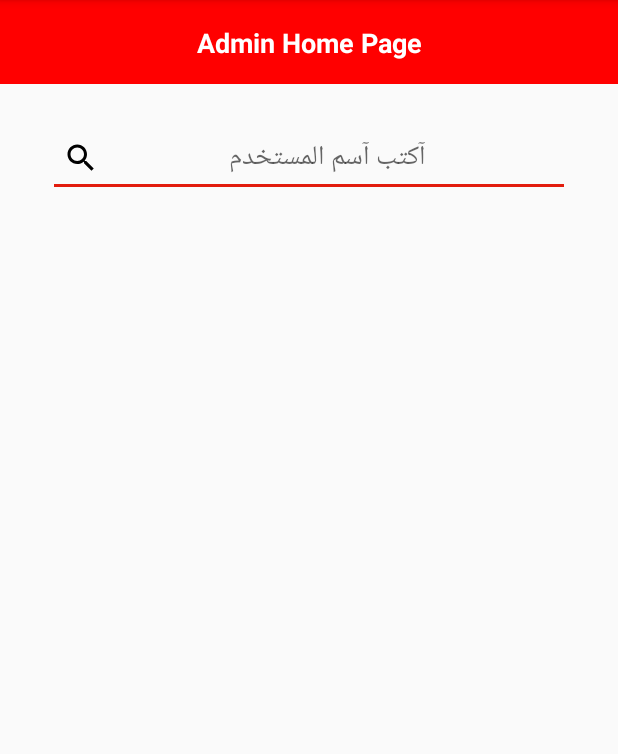
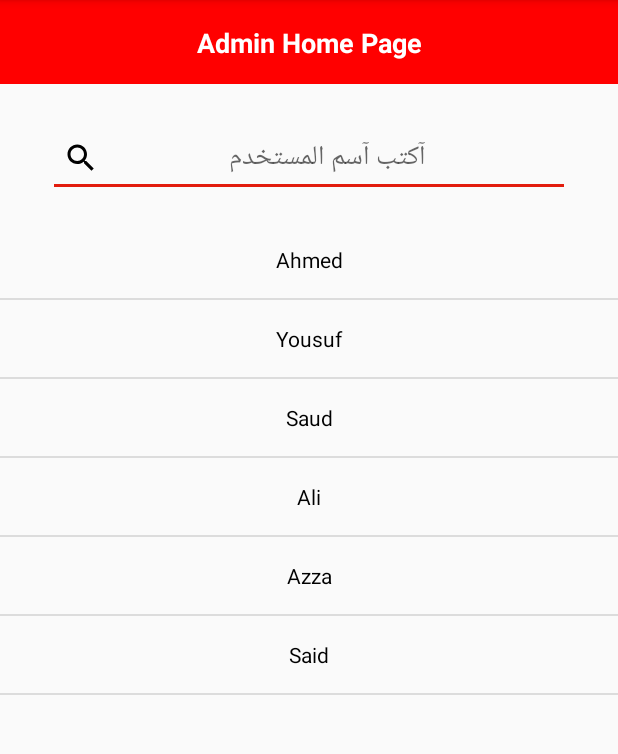
Before and after one commit to AlineJo/MyHealth, an Android app: the fragment AdminSearchFragment shown on its own in the app's theme, on a phone screen of 412 x 824 dp, the part 84-838 px from its top. Run offline under Robolectric (Android 15) with nearby library versions, the phone set to English and light mode, and no system bars.

Commit message:
+search admin +admin home

```diff
--- a/app/src/main/java/com/example/myhealth/activities/SideMenuActivity.java
+++ b/app/src/main/java/com/example/myhealth/activities/SideMenuActivity.java
@@ -14,6 +14,8 @@ import androidx.fragment.app.Fragment;
 import androidx.fragment.app.FragmentTransaction;
 
 import com.example.myhealth.R;
+import com.example.myhealth.fragments.AdminHomeFragment;
+import com.example.myhealth.fragments.AdminSearchFragment;
 import com.example.myhealth.fragments.ChallengeFragment;
 import com.example.myhealth.fragments.LifeStyleFragment;
 import com.example.myhealth.fragments.PActivityFragment;
@@ -71,10 +73,13 @@ public class SideMenuActivity extends AppCompatActivity implements NavigationVie
             case R.id.food:
                 Toast.makeText(SideMenuActivity.this, "الوجبات", Toast.LENGTH_SHORT).show();
                 drawerLayout.closeDrawer(GravityCompat.START);
+                changeFragmentTo(new AdminHomeFragment(), AdminHomeFragment.class.getSimpleName());
                 break;
             case R.id.goal:
                 Toast.makeText(SideMenuActivity.this, "الاهداف", Toast.LENGTH_SHORT).show();
                 drawerLayout.closeDrawer(GravityCompat.START);
+                changeFragmentTo(new AdminSearchFragment(), AdminSearchFragment.class.getSimpleName());
+
                 break;
             case R.id.challenge:
                 Toast.makeText(SideMenuActivity.this, "التحدي", Toast.LENGTH_SHORT).show();
--- /dev/null
+++ b/app/src/main/java/com/example/myhealth/adapters/UsersSearchAdapter.java
@@ -0,0 +1,60 @@
+package com.example.myhealth.adapters;
+
+import android.content.Context;
+import android.view.LayoutInflater;
+import android.view.View;
+import android.view.ViewGroup;
+import android.widget.BaseAdapter;
+import android.widget.TextView;
+
+import com.example.myhealth.R;
+import com.example.myhealth.model.User;
+
+import java.util.ArrayList;
+
+public class UsersSearchAdapter extends BaseAdapter {
+
+    private final Context mContext;
+    private ArrayList<User> mItems;
+
+    public UsersSearchAdapter(Context context) {
+        mContext = context;
+        mItems = new ArrayList<>();
+    }
+
+    @Override
+    public int getCount() {
+        return mItems.size();
+    }
+
+    @Override
+    public Object getItem(int position) {
+        return mItems.get(position);
+    }
+
+    @Override
+    public long getItemId(int position) {
+        return position;
+    }
+
+    @Override
+    public View getView(int position, View convertView, ViewGroup parent) {
+
+        if (convertView == null) {
+            convertView = LayoutInflater.from(mContext).inflate(R.layout.list_item_user, parent, false);
+        }
+
+        User u = (User) getItem(position);
+
+        TextView tvName = convertView.findViewById(R.id.tv_name);
+
+        tvName.setText(u.getName());
+
+        return convertView;
+    }
+
+    public void update(ArrayList<User> items) {
+        mItems = items;
+        notifyDataSetChanged();
+    }
+}
--- a/app/src/main/java/com/example/myhealth/fragments/AdminSearchFragment.java
+++ b/app/src/main/java/com/example/myhealth/fragments/AdminSearchFragment.java
@@ -1,32 +1,107 @@
 package com.example.myhealth.fragments;
 
+import android.content.Context;
 import android.os.Bundle;
 
+import androidx.annotation.NonNull;
 import androidx.fragment.app.Fragment;
 
+import android.text.Editable;
+import android.text.TextWatcher;
 import android.view.LayoutInflater;
 import android.view.View;
 import android.view.ViewGroup;
+import android.widget.EditText;
+import android.widget.ListView;
 
 import com.example.myhealth.R;
+import com.example.myhealth.adapters.UsersSearchAdapter;
+import com.example.myhealth.model.User;
+
+import java.util.ArrayList;
 
 /**
  * A simple {@link Fragment} subclass.
  */
 public class AdminSearchFragment extends Fragment {
 
+    private Context mContext;
+    private UsersSearchAdapter mAdapter;
+    ArrayList<User> mItems;
+
     public AdminSearchFragment() {
         // Required empty public constructor
     }
 
+    @Override
+    public void onAttach(@NonNull Context context) {
+        super.onAttach(context);
+        mContext = context;
+    }
 
     @Override
     public View onCreateView(LayoutInflater inflater, ViewGroup container,
                              Bundle savedInstanceState) {
         // Inflate the layout for this fragment
         View parentView = inflater.inflate(R.layout.fragment_admin_search, container, false);
+        mItems = new ArrayList<>();
 
+        EditText etSearch = parentView.findViewById(R.id.et_search);
+
+        ListView listView = parentView.findViewById(R.id.lv_search);
+
+        mAdapter = new UsersSearchAdapter(mContext);
+        listView.setAdapter(mAdapter);
+
+        createDemoUser();//this function Will Create demo Users.
+
+        //track text change on etSearch
+        etSearch.addTextChangedListener(new TextWatcher() {
+
+            public void afterTextChanged(Editable s) {
+            }
+
+            public void beforeTextChanged(CharSequence s, int start,
+                                          int count, int after) {
+            }
+
+            public void onTextChanged(CharSequence s, int start,
+                                      int before, int count) {
+
+                if (s != null) {
+                    search(s.toString());
+                } else {
+                    mAdapter.update(mItems);
+                }
+
+            }
+        });
 
         return parentView;
     }
+
+    private void search(String key) {
+        ArrayList<User> temp = new ArrayList<>();
+        for (User u : mItems) {
+            if (u.getName().toLowerCase().contains(key.toLowerCase())) {
+                temp.add(u);
+            }
+        }
+
+        mAdapter.update(temp);
+    }
+
+    private void createDemoUser() {
+
+
+        mItems.add(new User(0, "Ahmed"));
+        mItems.add(new User(1, "Yousuf"));
+        mItems.add(new User(2, "Saud"));
+        mItems.add(new User(3, "Ali"));
+        mItems.add(new User(4, "Azza"));
+        mItems.add(new User(5, "Said"));
+
+        mAdapter.update(mItems);
+
+    }
 }
--- a/app/src/main/java/com/example/myhealth/model/User.java
+++ b/app/src/main/java/com/example/myhealth/model/User.java
@@ -20,6 +20,18 @@ public class User {
         this.password = password;
         this.sq = sq;
         this.answer = answer;
+    }
+
+    public User(int id, String name) {
+        this.id = id;
+        this.name = name;
+        this.age = "20";
+        this.gender = "notProvided";
+        this.email = "notProvided";
+        this.username = "notProvided";
+        this.password = "notProvided";
+        this.sq = "notProvided";
+        this.answer = "notProvided";
     }
 
     public int getId() {
--- a/app/src/main/res/layout/fragment_admin_home.xml
+++ b/app/src/main/res/layout/fragment_admin_home.xml
@@ -33,12 +33,14 @@
         android:id="@+id/v_goals"
         android:layout_width="224dp"
         android:layout_height="256dp"
-        android:layout_marginBottom="24dp"
+        android:layout_marginTop="24dp"
+        android:layout_marginBottom="16dp"
         android:background="@android:color/transparent"
         app:layout_constraintBottom_toTopOf="@+id/view"
         app:layout_constraintEnd_toEndOf="parent"
         app:layout_constraintHorizontal_bias="0.497"
-        app:layout_constraintStart_toStartOf="parent" />
+        app:layout_constraintStart_toStartOf="parent"
+        app:layout_constraintTop_toBottomOf="@+id/v_background" />
 
     <ImageButton
         android:id="@+id/ib_goals"
--- a/app/src/main/res/layout/fragment_admin_search.xml
+++ b/app/src/main/res/layout/fragment_admin_search.xml
@@ -52,6 +52,7 @@
         app:layout_constraintTop_toBottomOf="@+id/v_background3" />
 
     <ListView
+        android:id="@+id/lv_search"
         android:layout_width="0dp"
         android:layout_height="0dp"
         android:layout_marginTop="16dp"
@@ -59,5 +60,6 @@
         app:layout_constraintEnd_toEndOf="parent"
         app:layout_constraintHorizontal_bias="0.0"
         app:layout_constraintStart_toStartOf="parent"
-        app:layout_constraintTop_toBottomOf="@+id/et_search" />
+        app:layout_constraintTop_toBottomOf="@+id/et_search"
+        tools:listitem="@layout/list_item_user" />
 </androidx.constraintlayout.widget.ConstraintLayout>
--- /dev/null
+++ b/app/src/main/res/layout/list_item_user.xml
@@ -0,0 +1,24 @@
+<?xml version="1.0" encoding="utf-8"?>
+<androidx.constraintlayout.widget.ConstraintLayout xmlns:android="http://schemas.android.com/apk/res/android"
+    xmlns:app="http://schemas.android.com/apk/res-auto"
+    xmlns:tools="http://schemas.android.com/tools"
+    android:layout_width="match_parent"
+    android:layout_height="wrap_content">
+
+    <TextView
+        android:id="@+id/tv_name"
+        android:layout_width="0dp"
+        android:layout_height="wrap_content"
+        android:layout_marginStart="16dp"
+        android:layout_marginTop="16dp"
+        android:layout_marginEnd="16dp"
+        android:layout_marginBottom="16dp"
+        android:text="TextView"
+        android:textAlignment="center"
+        android:textColor="#000000"
+        app:layout_constraintBottom_toBottomOf="parent"
+        app:layout_constraintEnd_toEndOf="parent"
+        app:layout_constraintHorizontal_bias="0"
+        app:layout_constraintStart_toStartOf="parent"
+        app:layout_constraintTop_toTopOf="parent" />
+</androidx.constraintlayout.widget.ConstraintLayout>
```
